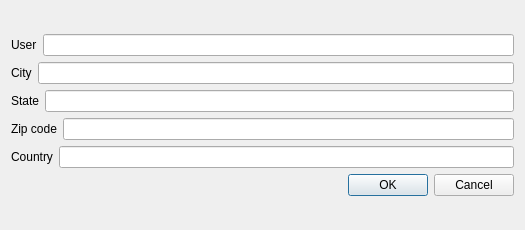
This is address/addressdto.ui in gustavosinbandera1/mayorga_db as Qt 5 draws it before an edit. The edited form follows.
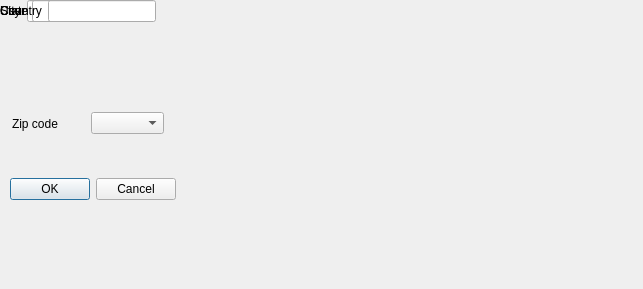
This is the edited form.

Commit message: removed some unused class

The edit to the form file:
```diff
--- a/address/addressdto.ui
+++ b/address/addressdto.ui
@@ -6,47 +6,30 @@
    <rect>
     <x>0</x>
     <y>0</y>
-    <width>525</width>
-    <height>230</height>
+    <width>643</width>
+    <height>289</height>
    </rect>
   </property>
   <property name="windowTitle">
    <string>Dialog</string>
   </property>
-  <layout class="QGridLayout" name="gridLayout">
-   <item row="0" column="0">
-    <layout class="QVBoxLayout" name="verticalLayout_2">
-     <item>
-      <layout class="QVBoxLayout" name="verticalLayout">
-       <item>
-        <layout class="QHBoxLayout" name="horizontalLayout">
-         <item>
-          <widget class="QLabel" name="label_5">
-           <property name="text">
-            <string>User</string>
-           </property>
-          </widget>
-         </item>
-         <item>
-          <widget class="QLineEdit" name="userLineEdit"/>
-         </item>
-        </layout>
-       </item>
-       <item>
-        <layout class="QHBoxLayout" name="horizontalLayout_2">
-         <item>
-          <widget class="QLabel" name="label">
-           <property name="text">
-            <string>City</string>
-           </property>
-          </widget>
-         </item>
-         <item>
-          <widget class="QLineEdit" name="cityLineEdit"/>
-         </item>
-        </layout>
-       </item>
-       <item>
+  <widget class="QDialogButtonBox" name="buttonBox">
+   <property name="geometry">
+    <rect>
+     <x>10</x>
+     <y>177</y>
+     <width>166</width>
+     <height>25</height>
+    </rect>
+   </property>
+   <property name="orientation">
+    <enum>Qt::Horizontal</enum>
+   </property>
+   <property name="standardButtons">
+    <set>QDialogButtonBox::Cancel|QDialogButtonBox::Ok</set>
+   </property>
+  </widget>
+  <widget class="QWidget" name="">
         <layout class="QHBoxLayout" name="horizontalLayout_3">
          <item>
           <widget class="QLabel" name="label_2">
@@ -59,22 +42,36 @@
           <widget class="QLineEdit" name="stateLineEdit"/>
          </item>
         </layout>
-       </item>
+  </widget>
+  <widget class="QWidget" name="">
+   <layout class="QHBoxLayout" name="horizontalLayout_2">
        <item>
-        <layout class="QHBoxLayout" name="horizontalLayout_4">
-         <item>
-          <widget class="QLabel" name="label_3">
+     <widget class="QLabel" name="label">
            <property name="text">
-            <string>Zip code</string>
+       <string>City</string>
            </property>
           </widget>
          </item>
          <item>
-          <widget class="QLineEdit" name="ZipCodeLineEdit"/>
-         </item>
-        </layout>
+     <widget class="QLineEdit" name="cityLineEdit"/>
+    </item>
+   </layout>
+  </widget>
+  <widget class="QWidget" name="">
+   <layout class="QHBoxLayout" name="horizontalLayout">
+    <item>
+     <widget class="QLabel" name="label_5">
+      <property name="text">
+       <string>User</string>
+      </property>
+     </widget>
        </item>
        <item>
+     <widget class="QLineEdit" name="userLineEdit"/>
+    </item>
+   </layout>
+  </widget>
+  <widget class="QWidget" name="">
         <layout class="QHBoxLayout" name="horizontalLayout_5">
          <item>
           <widget class="QLabel" name="label_4">
@@ -87,22 +84,29 @@
           <widget class="QLineEdit" name="countryLineEdit"/>
          </item>
         </layout>
-       </item>
-      </layout>
-     </item>
+  </widget>
+  <widget class="QWidget" name="">
+   <property name="geometry">
+    <rect>
+     <x>12</x>
+     <y>110</y>
+     <width>152</width>
+     <height>27</height>
+    </rect>
+   </property>
+   <layout class="QHBoxLayout" name="horizontalLayout_4">
      <item>
-      <widget class="QDialogButtonBox" name="buttonBox">
-       <property name="orientation">
-        <enum>Qt::Horizontal</enum>
-       </property>
-       <property name="standardButtons">
-        <set>QDialogButtonBox::Cancel|QDialogButtonBox::Ok</set>
-       </property>
-      </widget>
-     </item>
-    </layout>
-   </item>
-  </layout>
+     <widget class="QLabel" name="label_3">
+      <property name="text">
+       <string>Zip code</string>
+      </property>
+     </widget>
+    </item>
+    <item>
+     <widget class="QComboBox" name="zipcodeComboBox"/>
+    </item>
+   </layout>
+  </widget>
  </widget>
  <resources/>
  <connections>
```
Lines whose indentation alone changed are shown as unchanged. The commit also changes 16 other files.
